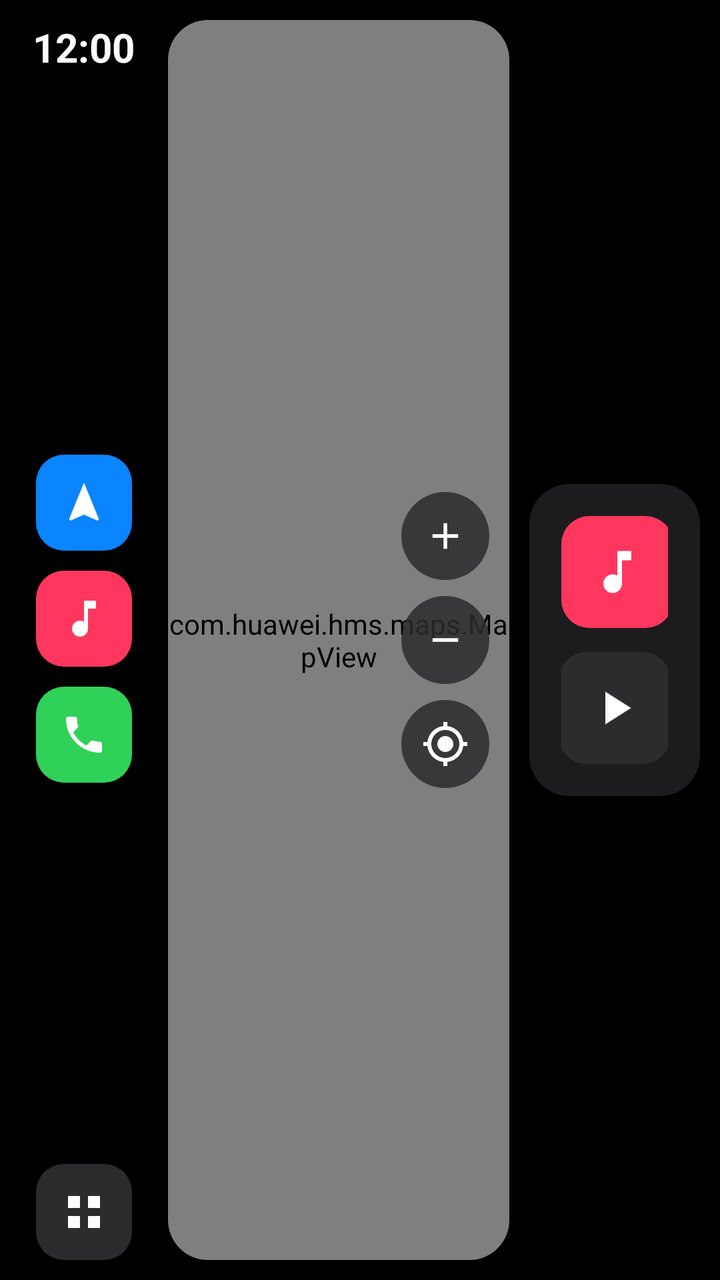
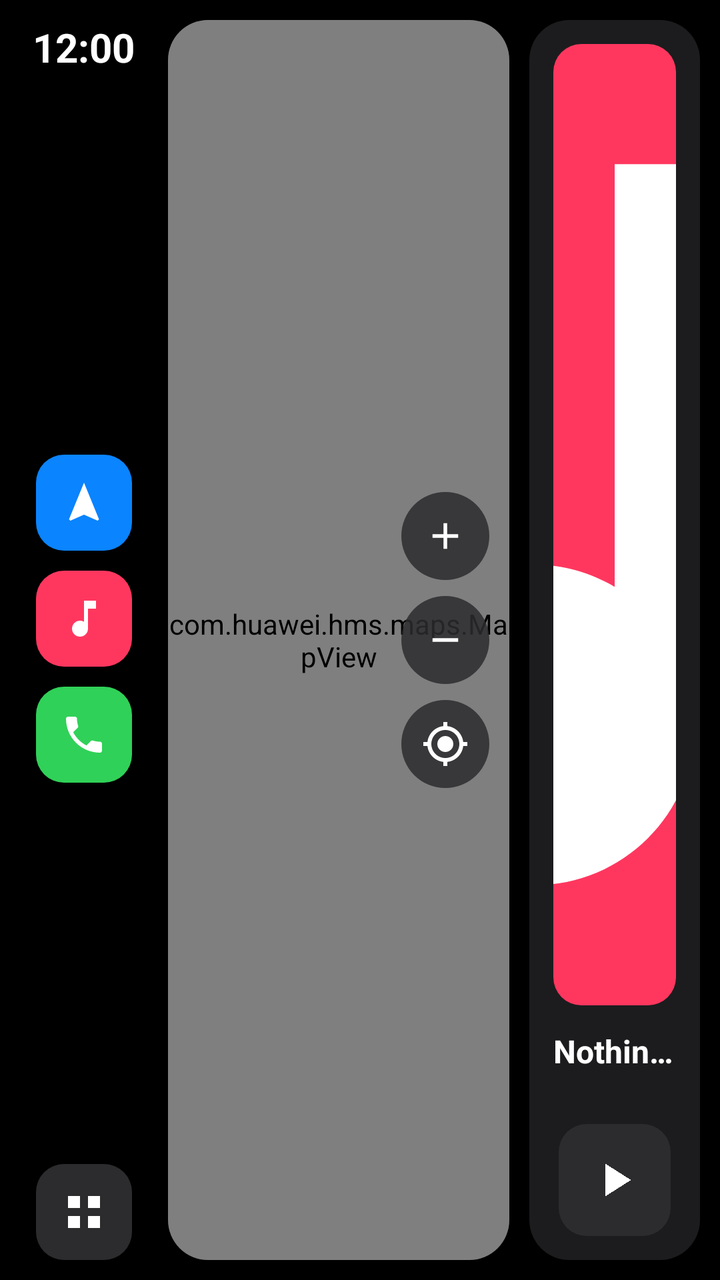

Screens rendered from an Android XML layout before and after an edit, with the pre-edit source and the edit as a unified diff.
<!-- AndroidManifest.xml: application theme Theme.PetalDrive -->
<!-- res/layout/activity_main.xml -->
<?xml version="1.0" encoding="utf-8"?>
<LinearLayout xmlns:android="http://schemas.android.com/apk/res/android"
    android:layout_width="match_parent"
    android:layout_height="match_parent"
    android:background="@color/black"
    android:orientation="horizontal"
    android:padding="10dp">

    
    <LinearLayout
        android:layout_width="64dp"
        android:layout_height="match_parent"
        android:gravity="center_horizontal"
        android:orientation="vertical">

        <TextClock
            android:id="@+id/clock"
            android:layout_width="wrap_content"
            android:layout_height="wrap_content"
            android:format12Hour="h:mm"
            android:format24Hour="HH:mm"
            android:textColor="@color/text_primary"
            android:textSize="20sp"
            android:textStyle="bold" />

        <Space
            android:layout_width="0dp"
            android:layout_height="0dp"
            android:layout_weight="1" />

        <ImageView
            android:id="@+id/railMaps"
            android:layout_width="48dp"
            android:layout_height="48dp"
            android:background="@drawable/bg_icon_blue"
            android:contentDescription="@string/maps"
            android:padding="12dp"
            android:src="@drawable/ic_navigation" />

        <ImageView
            android:id="@+id/railMusic"
            android:layout_width="48dp"
            android:layout_height="48dp"
            android:layout_marginTop="10dp"
            android:background="@drawable/bg_icon_red"
            android:contentDescription="@string/music"
            android:padding="12dp"
            android:src="@drawable/ic_music" />

        <ImageView
            android:id="@+id/railPhone"
            android:layout_width="48dp"
            android:layout_height="48dp"
            android:layout_marginTop="10dp"
            android:background="@drawable/bg_icon_green"
            android:contentDescription="@string/phone"
            android:padding="12dp"
            android:src="@drawable/ic_phone" />

        <Space
            android:layout_width="0dp"
            android:layout_height="0dp"
            android:layout_weight="1" />

        <ImageView
            android:id="@+id/railHome"
            android:layout_width="48dp"
            android:layout_height="48dp"
            android:background="@drawable/bg_icon_dark"
            android:contentDescription="@string/apps"
            android:padding="12dp"
            android:src="@drawable/ic_apps" />
    </LinearLayout>

    <FrameLayout
        android:layout_width="0dp"
        android:layout_height="match_parent"
        android:layout_marginStart="10dp"
        android:layout_weight="1">

        
        <LinearLayout
            android:id="@+id/dashboard"
            android:layout_width="match_parent"
            android:layout_height="match_parent"
            android:orientation="horizontal">

            <FrameLayout
                android:id="@+id/mapCard"
                android:layout_width="0dp"
                android:layout_height="match_parent"
                android:layout_weight="2"
                android:background="@drawable/bg_card"
                android:clipToOutline="true">

                <com.huawei.hms.maps.MapView
                    android:id="@+id/mapView"
                    android:layout_width="match_parent"
                    android:layout_height="match_parent" />

                <LinearLayout
                    android:id="@+id/zoomCol"
                    android:layout_width="wrap_content"
                    android:layout_height="wrap_content"
                    android:layout_gravity="end|center_vertical"
                    android:layout_margin="10dp"
                    android:orientation="vertical">

                    <ImageView
                        android:id="@+id/zoomIn"
                        android:layout_width="44dp"
                        android:layout_height="44dp"
                        android:background="@drawable/bg_circle"
                        android:contentDescription="@string/maps"
                        android:padding="11dp"
                        android:src="@drawable/ic_add" />

                    <ImageView
                        android:id="@+id/zoomOut"
                        android:layout_width="44dp"
                        android:layout_height="44dp"
                        android:layout_marginTop="8dp"
                        android:background="@drawable/bg_circle"
                        android:contentDescription="@string/maps"
                        android:padding="11dp"
                        android:src="@drawable/ic_remove" />

                    <ImageView
                        android:id="@+id/recenter"
                        android:layout_width="44dp"
                        android:layout_height="44dp"
                        android:layout_marginTop="8dp"
                        android:background="@drawable/bg_circle"
                        android:contentDescription="@string/maps"
                        android:padding="10dp"
                        android:src="@drawable/ic_my_location" />
                </LinearLayout>

                <LinearLayout
                    android:id="@+id/destBar"
                    android:layout_width="match_parent"
                    android:layout_height="wrap_content"
                    android:layout_gravity="bottom"
                    android:layout_margin="10dp"
                    android:background="@drawable/bg_dest_bar"
                    android:gravity="center_vertical"
                    android:orientation="horizontal"
                    android:padding="12dp"
                    android:visibility="gone">

                    <LinearLayout
                        android:layout_width="0dp"
                        android:layout_height="wrap_content"
                        android:layout_weight="1"
                        android:orientation="vertical">

                        <TextView
                            android:layout_width="wrap_content"
                            android:layout_height="wrap_content"
                            android:text="@string/dropped_pin"
                            android:textColor="@color/text_primary"
                            android:textSize="16sp"
                            android:textStyle="bold" />

                        <TextView
                            android:id="@+id/destSub"
                            android:layout_width="wrap_content"
                            android:layout_height="wrap_content"
                            android:textColor="@color/text_secondary"
                            android:textSize="13sp" />
                    </LinearLayout>

                    <TextView
                        android:id="@+id/destClear"
                        android:layout_width="wrap_content"
                        android:layout_height="wrap_content"
                        android:padding="12dp"
                        android:text="@string/clear"
                        android:textColor="@color/text_secondary"
                        android:textSize="14sp" />

                    <TextView
                        android:id="@+id/destGo"
                        android:layout_width="wrap_content"
                        android:layout_height="wrap_content"
                        android:background="@drawable/bg_pill_green"
                        android:paddingBottom="10dp"
                        android:paddingEnd="22dp"
                        android:paddingStart="22dp"
                        android:paddingTop="10dp"
                        android:text="@string/go"
                        android:textColor="@color/text_primary"
                        android:textSize="16sp"
                        android:textStyle="bold" />
                </LinearLayout>
            </FrameLayout>

            
            <LinearLayout
                android:id="@+id/dashboardSidePanel"
                android:layout_width="0dp"
                android:layout_height="match_parent"
                android:layout_marginStart="10dp"
                android:layout_weight="1"
                android:gravity="center_vertical"
                android:orientation="vertical">

                <LinearLayout
                    android:id="@+id/searchCard"
                    android:layout_width="match_parent"
                    android:layout_height="0dp"
                    android:layout_weight="1"
                    android:background="@drawable/bg_card"
                    android:clickable="true"
                    android:focusable="true"
                    android:gravity="center_vertical"
                    android:orientation="horizontal"
                    android:padding="16dp"
                    android:visibility="gone">

                    <ImageView
                        android:layout_width="40dp"
                        android:layout_height="40dp"
                        android:background="@drawable/bg_icon_blue"
                        android:contentDescription="@string/where_to"
                        android:padding="9dp"
                        android:src="@drawable/ic_search" />

                    <LinearLayout
                        android:layout_width="0dp"
                        android:layout_height="wrap_content"
                        android:layout_marginStart="12dp"
                        android:layout_weight="1"
                        android:orientation="vertical">

                        <TextView
                            android:layout_width="wrap_content"
                            android:layout_height="wrap_content"
                            android:text="@string/where_to"
                            android:textColor="@color/text_primary"
                            android:textSize="20sp"
                            android:textStyle="bold" />

                        <TextView
                            android:layout_width="wrap_content"
                            android:layout_height="wrap_content"
                            android:text="@string/where_to_sub"
                            android:textColor="@color/text_secondary"
                            android:textSize="12sp" />
                    </LinearLayout>
                </LinearLayout>

                <LinearLayout
                    android:id="@+id/mediaCard"
                    android:layout_width="match_parent"
                    android:layout_height="wrap_content"
                    android:background="@drawable/bg_card"
                    android:orientation="vertical"
                    android:padding="16dp">

                    <LinearLayout
                        android:id="@+id/mediaInfo"
                        android:layout_width="match_parent"
                        android:layout_height="wrap_content"
                        android:gravity="center_vertical"
                        android:orientation="horizontal">

                        <ImageView
                            android:id="@+id/art"
                            android:layout_width="56dp"
                            android:layout_height="56dp"
                            android:background="@drawable/bg_icon_red"
                            android:contentDescription="@string/music"
                            android:padding="14dp"
                            android:scaleType="centerCrop"
                            android:src="@drawable/ic_music" />

                        <LinearLayout
                            android:layout_width="0dp"
                            android:layout_height="wrap_content"
                            android:layout_marginStart="12dp"
                            android:layout_weight="1"
                            android:orientation="vertical">

                            <TextView
                                android:id="@+id/trackTitle"
                                android:layout_width="match_parent"
                                android:layout_height="wrap_content"
                                android:ellipsize="end"
                                android:maxLines="1"
                                android:text="@string/nothing_playing"
                                android:textColor="@color/text_primary"
                                android:textSize="16sp"
                                android:textStyle="bold" />

                            <TextView
                                android:id="@+id/trackArtist"
                                android:layout_width="match_parent"
                                android:layout_height="wrap_content"
                                android:ellipsize="end"
                                android:maxLines="1"
                                android:textColor="@color/text_secondary"
                                android:textSize="13sp" />
                        </LinearLayout>
                    </LinearLayout>

                    <LinearLayout
                        android:layout_width="match_parent"
                        android:layout_height="wrap_content"
                        android:layout_marginTop="12dp"
                        android:gravity="center"
                        android:orientation="horizontal">

                        <ImageView
                            android:id="@+id/btnPrev"
                            android:layout_width="48dp"
                            android:layout_height="48dp"
                            android:contentDescription="@string/music"
                            android:padding="10dp"
                            android:src="@drawable/ic_skip_previous" />

                        <ImageView
                            android:id="@+id/btnPlay"
                            android:layout_width="56dp"
                            android:layout_height="56dp"
                            android:layout_marginEnd="14dp"
                            android:layout_marginStart="14dp"
                            android:background="@drawable/bg_icon_dark"
                            android:contentDescription="@string/music"
                            android:padding="14dp"
                            android:src="@drawable/ic_play" />

                        <ImageView
                            android:id="@+id/btnNext"
                            android:layout_width="48dp"
                            android:layout_height="48dp"
                            android:contentDescription="@string/music"
                            android:padding="10dp"
                            android:src="@drawable/ic_skip_next" />
                    </LinearLayout>
                </LinearLayout>
            </LinearLayout>
        </LinearLayout>

        
        <FrameLayout
            android:id="@+id/gridPage"
            android:layout_width="match_parent"
            android:layout_height="match_parent"
            android:background="@drawable/bg_card"
            android:padding="16dp"
            android:visibility="gone">

            <GridLayout
                android:id="@+id/appGrid"
                android:layout_width="wrap_content"
                android:layout_height="wrap_content"
                android:layout_gravity="center"
                android:columnCount="4" />
        </FrameLayout>
    </FrameLayout>
</LinearLayout>
<!-- resources referenced by this layout -->
<resources>
  <color name="black">#000000</color>
  <color name="text_primary">#FFFFFF</color>
  <color name="text_secondary">#8E8E93</color>
  <!-- drawable bg_card (drawable) -->
  <?xml version="1.0" encoding="utf-8"?>
  <shape xmlns:android="http://schemas.android.com/apk/res/android" android:shape="rectangle">
      <solid android:color="#1C1C1E" />
      <corners android:radius="20dp" />
  </shape>
  <!-- drawable bg_circle (drawable) -->
  <?xml version="1.0" encoding="utf-8"?>
  <shape xmlns:android="http://schemas.android.com/apk/res/android" android:shape="oval">
      <solid android:color="#D92C2C2E" />
  </shape>
  <!-- drawable bg_dest_bar (drawable) -->
  <?xml version="1.0" encoding="utf-8"?>
  <shape xmlns:android="http://schemas.android.com/apk/res/android" android:shape="rectangle">
      <solid android:color="#E61C1C1E" />
      <corners android:radius="28dp" />
  </shape>
  <!-- drawable bg_icon_blue (drawable) -->
  <?xml version="1.0" encoding="utf-8"?>
  <shape xmlns:android="http://schemas.android.com/apk/res/android" android:shape="rectangle">
      <solid android:color="#0A84FF" />
      <corners android:radius="14dp" />
  </shape>
  <!-- drawable bg_icon_dark (drawable) -->
  <?xml version="1.0" encoding="utf-8"?>
  <shape xmlns:android="http://schemas.android.com/apk/res/android" android:shape="rectangle">
      <solid android:color="#2C2C2E" />
      <corners android:radius="14dp" />
  </shape>
  <!-- drawable bg_icon_green (drawable) -->
  <?xml version="1.0" encoding="utf-8"?>
  <shape xmlns:android="http://schemas.android.com/apk/res/android" android:shape="rectangle">
      <solid android:color="#30D158" />
      <corners android:radius="14dp" />
  </shape>
  <!-- drawable bg_icon_red (drawable) -->
  <?xml version="1.0" encoding="utf-8"?>
  <shape xmlns:android="http://schemas.android.com/apk/res/android" android:shape="rectangle">
      <solid android:color="#FF375F" />
      <corners android:radius="14dp" />
  </shape>
  <!-- drawable bg_pill_green (drawable) -->
  <?xml version="1.0" encoding="utf-8"?>
  <shape xmlns:android="http://schemas.android.com/apk/res/android" android:shape="rectangle">
      <solid android:color="#30D158" />
      <corners android:radius="22dp" />
  </shape>
  <!-- drawable ic_play (drawable) -->
  <?xml version="1.0" encoding="utf-8"?>
  <vector xmlns:android="http://schemas.android.com/apk/res/android"
      android:width="24dp"
      android:height="24dp"
      android:viewportWidth="24"
      android:viewportHeight="24">
      <path
          android:fillColor="#FFFFFF"
          android:pathData="M8,5v14l11,-7z" />
  </vector>
  <!-- drawable ic_remove (drawable) -->
  <?xml version="1.0" encoding="utf-8"?>
  <vector xmlns:android="http://schemas.android.com/apk/res/android"
      android:width="24dp"
      android:height="24dp"
      android:viewportWidth="24"
      android:viewportHeight="24">
      <path
          android:fillColor="#FFFFFF"
          android:pathData="M5,11h14v2H5z" />
  </vector>
  <string name="apps">Apps</string>
  <string name="clear">Clear</string>
  <string name="dropped_pin">Dropped pin</string>
  <string name="go">Go</string>
  <string name="maps">Maps</string>
  <string name="music">Music</string>
  <string name="nothing_playing">Nothing playing</string>
  <string name="phone">Phone</string>
  <string name="where_to">Where to?</string>
  <string name="where_to_sub">Search Petal Maps, or long-press the map to drop a pin</string>
  <style name="Theme.PetalDrive" parent="android:Theme.Material.NoActionBar">
          <item name="android:windowBackground">@color/black</item>
          <item name="android:statusBarColor">@android:color/transparent</item>
          <item name="android:navigationBarColor">@android:color/transparent</item>
      </style>
  <!-- unchanged entries left out for length: 9 -->
</resources>

<!-- the commit's change to res/layout/activity_main.xml (unified diff, before → after) -->
@@ -253,61 +253,47 @@
                 <LinearLayout
                     android:id="@+id/mediaCard"
                     android:layout_width="match_parent"
-                    android:layout_height="wrap_content"
+                    android:layout_height="match_parent"
                     android:background="@drawable/bg_card"
                     android:orientation="vertical"
-                    android:padding="16dp">
-
-                    <LinearLayout
-                        android:id="@+id/mediaInfo"
+                    android:padding="12dp">
+
+                    <ImageView
+                        android:id="@+id/art"
                         android:layout_width="match_parent"
-                        android:layout_height="wrap_content"
-                        android:gravity="center_vertical"
-                        android:orientation="horizontal">
-
-                        <ImageView
-                            android:id="@+id/art"
-                            android:layout_width="56dp"
-                            android:layout_height="56dp"
-                            android:background="@drawable/bg_icon_red"
-                            android:contentDescription="@string/music"
-                            android:padding="14dp"
-                            android:scaleType="centerCrop"
-                            android:src="@drawable/ic_music" />
-
-                        <LinearLayout
-                            android:layout_width="0dp"
-                            android:layout_height="wrap_content"
-                            android:layout_marginStart="12dp"
-                            android:layout_weight="1"
-                            android:orientation="vertical">
-
-                            <TextView
-                                android:id="@+id/trackTitle"
-                                android:layout_width="match_parent"
-                                android:layout_height="wrap_content"
-                                android:ellipsize="end"
-                                android:maxLines="1"
-                                android:text="@string/nothing_playing"
-                                android:textColor="@color/text_primary"
-                                android:textSize="16sp"
-                                android:textStyle="bold" />
-
-                            <TextView
-                                android:id="@+id/trackArtist"
-                                android:layout_width="match_parent"
-                                android:layout_height="wrap_content"
-                                android:ellipsize="end"
-                                android:maxLines="1"
-                                android:textColor="@color/text_secondary"
-                                android:textSize="13sp" />
-                        </LinearLayout>
-                    </LinearLayout>
+                        android:layout_height="0dp"
+                        android:layout_weight="1"
+                        android:background="@drawable/bg_icon_red"
+                        android:contentDescription="@string/music"
+                        android:minHeight="140dp"
+                        android:scaleType="centerCrop"
+                        android:src="@drawable/ic_music" />
+
+                    <TextView
+                        android:id="@+id/trackTitle"
+                        android:layout_width="match_parent"
+                        android:layout_height="wrap_content"
+                        android:layout_marginTop="12dp"
+                        android:ellipsize="end"
+                        android:maxLines="1"
+                        android:text="@string/nothing_playing"
+                        android:textColor="@color/text_primary"
+                        android:textSize="16sp"
+                        android:textStyle="bold" />
+
+                    <TextView
+                        android:id="@+id/trackArtist"
+                        android:layout_width="match_parent"
+                        android:layout_height="wrap_content"
+                        android:ellipsize="end"
+                        android:maxLines="1"
+                        android:textColor="@color/text_secondary"
+                        android:textSize="13sp" />
 
                     <LinearLayout
                         android:layout_width="match_parent"
                         android:layout_height="wrap_content"
-                        android:layout_marginTop="12dp"
+                        android:layout_marginTop="8dp"
                         android:gravity="center"
                         android:orientation="horizontal">
 
